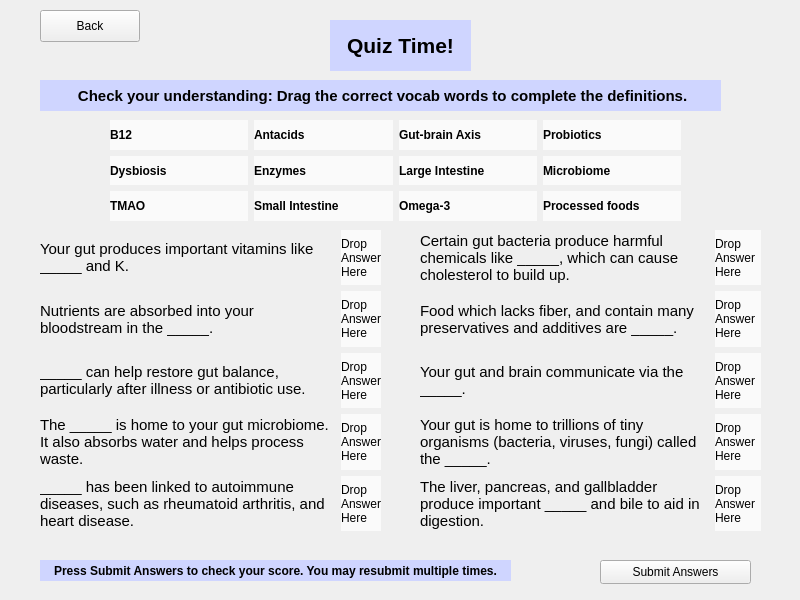
First picture: the form in A8EduApp/quizdragdropwidget.ui, repository University-of-Utah-CS3505/a9-edu-app-f24-00Calvin00, before the edit.
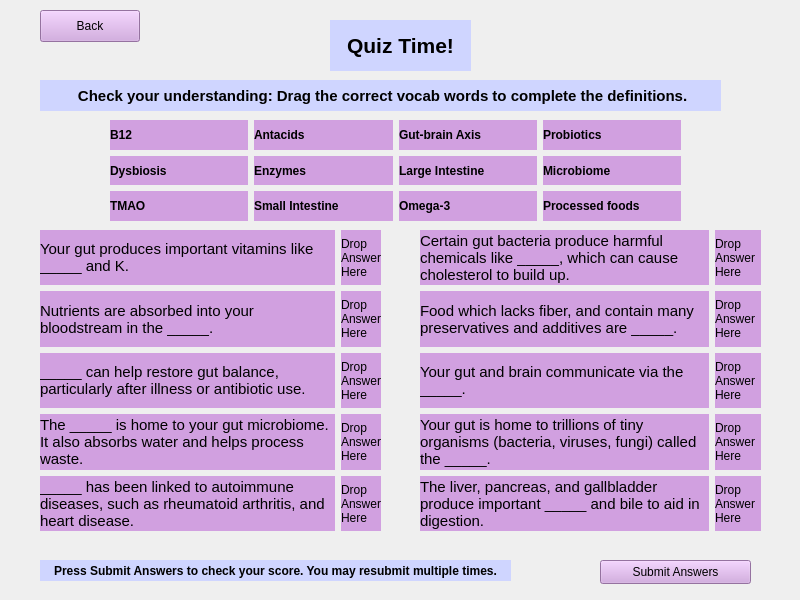
Second picture: the form after the edit. Custom widgets are drawn as their Qt base class.

Commit message: Quiz matching text and color fixes

The edit to the form file:
```diff
--- a/A8EduApp/quizdragdropwidget.ui
+++ b/A8EduApp/quizdragdropwidget.ui
@@ -99,7 +99,8 @@
        <bool>false</bool>
       </property>
       <property name="styleSheet">
-       <string notr="true">background-color: rgb(250, 250, 250);</string>
+       <string notr="true">background-color: rgb(209, 160, 224);
+color: rgb(0, 0, 0);</string>
       </property>
       <property name="text">
        <string>Large Intestine</string>
@@ -120,7 +121,8 @@
        <bool>false</bool>
       </property>
       <property name="styleSheet">
-       <string notr="true">background-color: rgb(250, 250, 250);</string>
+       <string notr="true">background-color: rgb(209, 160, 224);
+color: rgb(0, 0, 0);</string>
       </property>
       <property name="text">
        <string>Probiotics</string>
@@ -141,7 +143,8 @@
        <bool>false</bool>
       </property>
       <property name="styleSheet">
-       <string notr="true">background-color: rgb(250, 250, 250);</string>
+       <string notr="true">background-color: rgb(209, 160, 224);
+color: rgb(0, 0, 0);</string>
       </property>
       <property name="text">
        <string>Omega-3</string>
@@ -162,7 +165,8 @@
        <bool>false</bool>
       </property>
       <property name="styleSheet">
-       <string notr="true">background-color: rgb(250, 250, 250);</string>
+       <string notr="true">background-color: rgb(209, 160, 224);
+color: rgb(0, 0, 0);</string>
       </property>
       <property name="text">
        <string>Dysbiosis</string>
@@ -183,7 +187,8 @@
        <bool>false</bool>
       </property>
       <property name="styleSheet">
-       <string notr="true">background-color: rgb(250, 250, 250);</string>
+       <string notr="true">background-color: rgb(209, 160, 224);
+color: rgb(0, 0, 0);</string>
       </property>
       <property name="text">
        <string>Small Intestine</string>
@@ -204,7 +209,8 @@
        <bool>false</bool>
       </property>
       <property name="styleSheet">
-       <string notr="true">background-color: rgb(250, 250, 250);</string>
+       <string notr="true">background-color: rgb(209, 160, 224);
+color: rgb(0, 0, 0);</string>
       </property>
       <property name="text">
        <string>Antacids</string>
@@ -225,7 +231,8 @@
        <bool>false</bool>
       </property>
       <property name="styleSheet">
-       <string notr="true">background-color: rgb(250, 250, 250);</string>
+       <string notr="true">background-color: rgb(209, 160, 224);
+color: rgb(0, 0, 0);</string>
       </property>
       <property name="text">
        <string>Gut-brain Axis</string>
@@ -246,7 +253,8 @@
        <bool>false</bool>
       </property>
       <property name="styleSheet">
-       <string notr="true">background-color: rgb(250, 250, 250);</string>
+       <string notr="true">background-color: rgb(209, 160, 224);
+color: rgb(0, 0, 0);</string>
       </property>
       <property name="text">
        <string>Microbiome</string>
@@ -267,7 +275,8 @@
        <bool>false</bool>
       </property>
       <property name="styleSheet">
-       <string notr="true">background-color: rgb(250, 250, 250);</string>
+       <string notr="true">background-color: rgb(209, 160, 224);
+color: rgb(0, 0, 0);</string>
       </property>
       <property name="text">
        <string>Processed foods</string>
@@ -288,7 +297,8 @@
        <bool>false</bool>
       </property>
       <property name="styleSheet">
-       <string notr="true">background-color: rgb(250, 250, 250);</string>
+       <string notr="true">background-color: rgb(209, 160, 224);
+color: rgb(0, 0, 0);</string>
       </property>
       <property name="text">
        <string>Enzymes</string>
@@ -309,7 +319,8 @@
        <bool>false</bool>
       </property>
       <property name="styleSheet">
-       <string notr="true">background-color: rgb(250, 250, 250);</string>
+       <string notr="true">background-color: rgb(209, 160, 224);
+color: rgb(0, 0, 0);</string>
       </property>
       <property name="text">
        <string>B12</string>
@@ -330,7 +341,8 @@
        <bool>false</bool>
       </property>
       <property name="styleSheet">
-       <string notr="true">background-color: rgb(250, 250, 250);</string>
+       <string notr="true">background-color: rgb(209, 160, 224);
+color: rgb(0, 0, 0);</string>
       </property>
       <property name="text">
        <string>TMAO</string>
@@ -359,6 +371,10 @@
         <pointsize>11</pointsize>
        </font>
       </property>
+      <property name="styleSheet">
+       <string notr="true">color: rgb(0, 0, 0);
+background-color: rgb(209, 160, 224);</string>
+      </property>
       <property name="text">
        <string>_____ has been linked to autoimmune diseases, such as rheumatoid arthritis, and heart disease.</string>
       </property>
@@ -374,6 +390,10 @@
         <pointsize>11</pointsize>
        </font>
       </property>
+      <property name="styleSheet">
+       <string notr="true">color: rgb(0, 0, 0);
+background-color: rgb(209, 160, 224);</string>
+      </property>
       <property name="text">
        <string>The _____ is home to your gut microbiome. It also absorbs water and helps process waste.</string>
       </property>
@@ -388,7 +408,8 @@
        <bool>false</bool>
       </property>
       <property name="styleSheet">
-       <string notr="true">background-color: rgb(250, 250, 250);</string>
+       <string notr="true">color: rgb(0, 0, 0);
+background-color: rgb(209, 160, 224);</string>
       </property>
       <property name="text">
        <string>Drop Answer Here</string>
@@ -405,6 +426,10 @@
         <pointsize>11</pointsize>
        </font>
       </property>
+      <property name="styleSheet">
+       <string notr="true">color: rgb(0, 0, 0);
+background-color: rgb(209, 160, 224);</string>
+      </property>
       <property name="text">
        <string>_____ can help restore gut balance, particularly after illness or antibiotic use.</string>
       </property>
@@ -420,6 +445,10 @@
         <pointsize>11</pointsize>
        </font>
       </property>
+      <property name="styleSheet">
+       <string notr="true">color: rgb(0, 0, 0);
+background-color: rgb(209, 160, 224);</string>
+      </property>
       <property name="lineWidth">
        <number>1</number>
       </property>
@@ -438,6 +467,10 @@
         <pointsize>11</pointsize>
        </font>
       </property>
+      <property name="styleSheet">
+       <string notr="true">color: rgb(0, 0, 0);
+background-color: rgb(209, 160, 224);</string>
+      </property>
       <property name="text">
        <string>Your gut produces important vitamins like _____ and K.</string>
       </property>
@@ -452,7 +485,8 @@
        <bool>false</bool>
       </property>
       <property name="styleSheet">
-       <string notr="true">background-color: rgb(250, 250, 250);</string>
+       <string notr="true">color: rgb(0, 0, 0);
+background-color: rgb(209, 160, 224);</string>
       </property>
       <property name="text">
        <string>Drop Answer Here</string>
@@ -468,7 +502,8 @@
        <bool>false</bool>
       </property>
       <property name="styleSheet">
-       <string notr="true">background-color: rgb(250, 250, 250);</string>
+       <string notr="true">color: rgb(0, 0, 0);
+background-color: rgb(209, 160, 224);</string>
       </property>
       <property name="text">
        <string>Drop Answer Here</string>
@@ -484,7 +519,8 @@
        <bool>false</bool>
       </property>
       <property name="styleSheet">
-       <string notr="true">background-color: rgb(250, 250, 250);</string>
+       <string notr="true">color: rgb(0, 0, 0);
+background-color: rgb(209, 160, 224);</string>
       </property>
       <property name="text">
        <string>Drop Answer Here</string>
@@ -500,7 +536,8 @@
        <bool>false</bool>
       </property>
       <property name="styleSheet">
-       <string notr="true">background-color: rgb(250, 250, 250);</string>
+       <string notr="true">color: rgb(0, 0, 0);
+background-color: rgb(209, 160, 224);</string>
       </property>
       <property name="text">
        <string>Drop Answer Here</string>
@@ -521,6 +558,9 @@
      <height>24</height>
     </rect>
    </property>
+   <property name="styleSheet">
+    <string notr="true">background-color: rgb(209, 160, 224);</string>
+   </property>
    <property name="text">
     <string>Submit Answers</string>
    </property>
@@ -534,6 +574,9 @@
      <height>32</height>
     </rect>
    </property>
+   <property name="styleSheet">
+    <string notr="true">background-color: rgb(209, 160, 224);</string>
+   </property>
    <property name="text">
     <string>Back</string>
    </property>
@@ -556,7 +599,8 @@
        </font>
       </property>
       <property name="styleSheet">
-       <string notr="true"/>
+       <string notr="true">background-color: rgb(209, 160, 224);
+color: rgb(0, 0, 0);</string>
       </property>
       <property name="text">
        <string>The liver, pancreas, and gallbladder produce important _____ and bile to aid in digestion.</string>
@@ -574,7 +618,8 @@
        </font>
       </property>
       <property name="styleSheet">
-       <string notr="true"/>
+       <string notr="true">background-color: rgb(209, 160, 224);
+color: rgb(0, 0, 0);</string>
       </property>
       <property name="text">
        <string>Your gut is home to trillions of tiny organisms (bacteria, viruses, fungi) called the _____.</string>
@@ -590,7 +635,8 @@
        <bool>false</bool>
       </property>
       <property name="styleSheet">
-       <string notr="true">background-color: rgb(250, 250, 250);</string>
+       <string notr="true">background-color: rgb(209, 160, 224);
+color: rgb(0, 0, 0);</string>
       </property>
       <property name="text">
        <string>Drop Answer Here</string>
@@ -607,6 +653,10 @@
         <pointsize>11</pointsize>
        </font>
       </property>
+      <property name="styleSheet">
+       <string notr="true">background-color: rgb(209, 160, 224);
+color: rgb(0, 0, 0);</string>
+      </property>
       <property name="text">
        <string>Your gut and brain communicate via the _____.</string>
       </property>
@@ -622,6 +672,10 @@
         <pointsize>11</pointsize>
        </font>
       </property>
+      <property name="styleSheet">
+       <string notr="true">background-color: rgb(209, 160, 224);
+color: rgb(0, 0, 0);</string>
+      </property>
       <property name="lineWidth">
        <number>1</number>
       </property>
@@ -639,7 +693,8 @@
        <bool>false</bool>
       </property>
       <property name="styleSheet">
-       <string notr="true">background-color: rgb(250, 250, 250);</string>
+       <string notr="true">background-color: rgb(209, 160, 224);
+color: rgb(0, 0, 0);</string>
       </property>
       <property name="text">
        <string>Drop Answer Here</string>
@@ -655,7 +710,8 @@
        <bool>false</bool>
       </property>
       <property name="styleSheet">
-       <string notr="true">background-color: rgb(250, 250, 250);</string>
+       <string notr="true">background-color: rgb(209, 160, 224);
+color: rgb(0, 0, 0);</string>
       </property>
       <property name="text">
        <string>Drop Answer Here</string>
@@ -671,7 +727,8 @@
        <bool>false</bool>
       </property>
       <property name="styleSheet">
-       <string notr="true">background-color: rgb(250, 250, 250);</string>
+       <string notr="true">background-color: rgb(209, 160, 224);
+color: rgb(0, 0, 0);</string>
       </property>
       <property name="text">
        <string>Drop Answer Here</string>
@@ -687,7 +744,8 @@
        <bool>false</bool>
       </property>
       <property name="styleSheet">
-       <string notr="true">background-color: rgb(250, 250, 250);</string>
+       <string notr="true">background-color: rgb(209, 160, 224);
+color: rgb(0, 0, 0);</string>
       </property>
       <property name="text">
        <string>Drop Answer Here</string>
@@ -705,7 +763,8 @@
        </font>
       </property>
       <property name="styleSheet">
-       <string notr="true"/>
+       <string notr="true">background-color: rgb(209, 160, 224);
+color: rgb(0, 0, 0);</string>
       </property>
       <property name="text">
        <string>Certain gut bacteria produce harmful chemicals like _____, which can cause cholesterol to build up.</string>
```
The commit also changes 3 other files.
